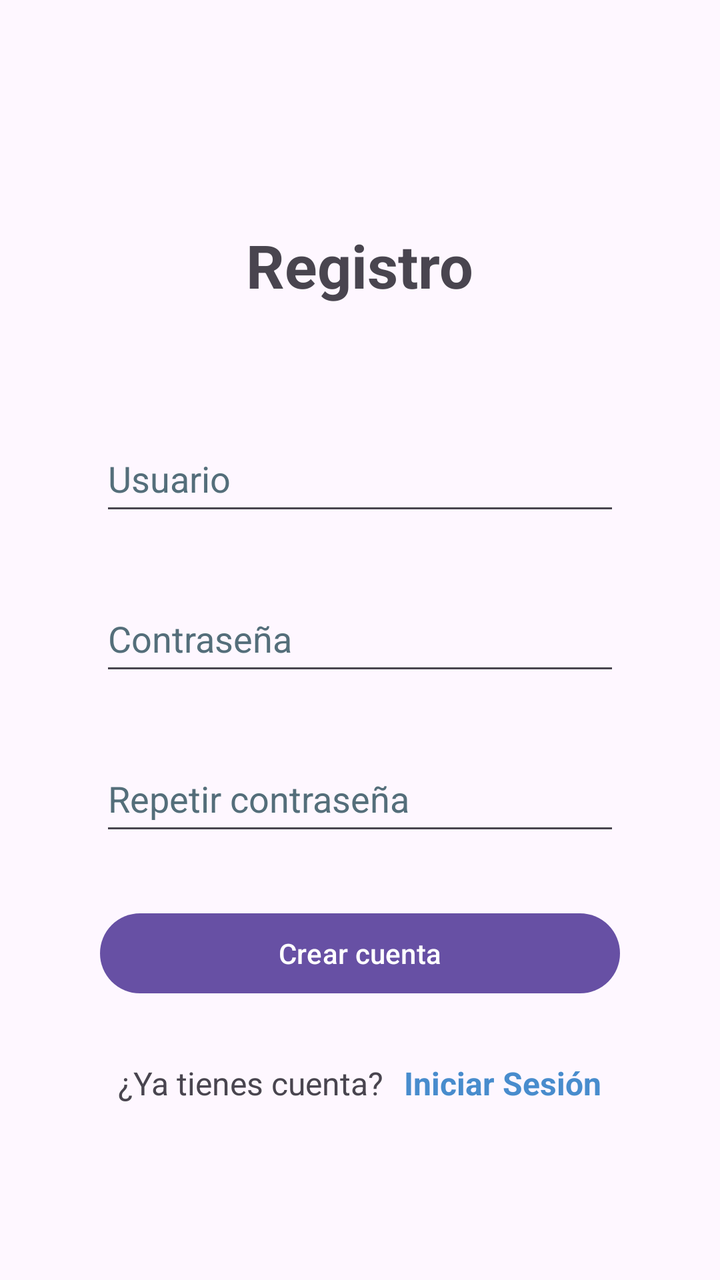
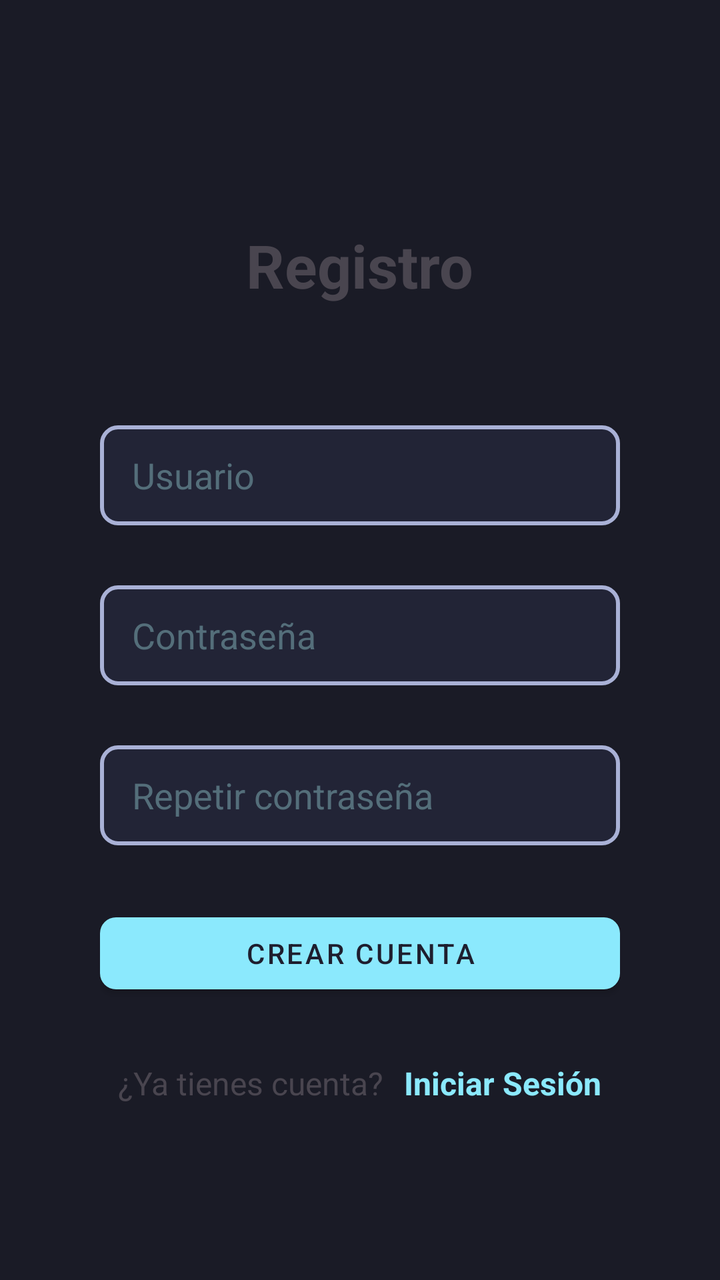

Before-and-after screenshots of an Android layout around one commit, followed by the original layout XML and the change that was made.
<!-- AndroidManifest.xml: application theme Theme.Chat -->
<!-- res/layout/fragment_sign_up.xml -->
<?xml version="1.0" encoding="utf-8"?>
<LinearLayout xmlns:android="http://schemas.android.com/apk/res/android"
        xmlns:tools="http://schemas.android.com/tools"
        android:layout_width="match_parent"
        android:layout_height="match_parent"
        tools:context=".fragments.main.SignUpFragment"
        android:gravity="center"
        android:orientation="vertical"
        android:padding="50dp">

    <TextView
            android:layout_marginTop="25dp"
            android:layout_width="wrap_content"
            android:layout_height="wrap_content"
            android:text="@string/registro"
            android:textStyle="bold"
            android:textSize="30sp"
            android:textAlignment="center"
            android:layout_marginBottom="60dp" />

    <EditText
            android:layout_width="match_parent"
            android:layout_height="50dp"
            android:autofillHints=""
            android:inputType="text"
            android:hint="@string/usuario"
            android:layout_marginBottom="30dp"
            android:id="@+id/etUsername"
            android:textColorHint="#546E7A" />

    <EditText
            android:layout_width="match_parent"
            android:layout_height="50dp"
            android:autofillHints=""
            android:inputType="textPassword"
            android:hint="@string/contrase_a"
            android:layout_marginBottom="30dp"
            android:id="@+id/etSigInPwd1"
            android:textColorHint="#546E7A" />

    <EditText
            android:layout_width="match_parent"
            android:layout_height="50dp"
            android:autofillHints=""
            android:inputType="textPassword"
            android:layout_marginBottom="30dp"
            android:hint="@string/repetir_contrase_a"
            android:id="@+id/etSigInPwd2"
            android:textColorHint="#546E7A" />

    <Button
            android:text="@string/crear_cuenta"
            android:layout_width="match_parent"
            android:layout_height="wrap_content"
            android:id="@+id/btnSignIn"
            tools:ignore="DuplicateSpeakableTextCheck"
            android:layout_marginBottom="30dp" />

    <LinearLayout
            android:layout_width="wrap_content"
            android:layout_height="wrap_content"
            android:orientation="horizontal">

        <TextView
                android:text="@string/ya_tienes_cuenta"
                android:layout_width="wrap_content"
                android:layout_height="wrap_content"
                android:id="@+id/logInSubTitle"
                android:textAlignment="center"
                android:textSize="16sp" />

        <TextView
                android:layout_marginStart="10sp"
                android:focusable="true"
                android:text="@string/iniciar_sesi_n"
                android:layout_width="wrap_content"
                android:layout_height="wrap_content"
                android:id="@+id/LogInRedirect"
                android:textAlignment="center"
                android:textSize="16sp"
                android:textColor="#488CCD"
                android:textAllCaps="false"
                android:clickable="true"
                android:textStyle="bold"
                tools:ignore="TouchTargetSizeCheck" />
    </LinearLayout>

</LinearLayout>
<!-- resources referenced by this layout -->
<resources>
  <style name="Theme.Chat" parent="Base.Theme.Chat" />
  <style name="Base.Theme.Chat" parent="Theme.Material3.DayNight.NoActionBar">
          
          
      </style>
  <!-- unchanged entries left out for length: 7 -->
</resources>

<!-- the commit's change to res/layout/fragment_sign_up.xml (unified diff, before → after) -->
@@ -78,7 +78,7 @@
                 android:id="@+id/LogInRedirect"
                 android:textAlignment="center"
                 android:textSize="16sp"
-                android:textColor="#488CCD"
+                android:textColor="@color/md_theme_dark_accent"
                 android:textAllCaps="false"
                 android:clickable="true"
                 android:textStyle="bold"
<!-- resource entries referenced after the edit -->
@@ -1,10 +1,91 @@
 <!-- resources referenced by this layout -->
 <resources>
-  <style name="Theme.Chat" parent="Base.Theme.Chat" />
-  <style name="Base.Theme.Chat" parent="Theme.Material3.DayNight.NoActionBar">
+  <color name="md_theme_dark_accent">#8BE9FD</color>
+  <style name="Theme.Chat" parent="Theme.Material3.DayNight.NoActionBar">
           
+          <item name="colorPrimary">@color/md_theme_dark_primary</item>
+          <item name="colorOnPrimary">@color/md_theme_dark_onPrimary</item>
+          <item name="colorPrimaryContainer">@color/md_theme_dark_primaryContainer</item>
+          <item name="colorOnPrimaryContainer">@color/md_theme_dark_onPrimaryContainer</item>
+  
           
+          <item name="colorSecondary">@color/md_theme_dark_secondary</item>
+          <item name="colorOnSecondary">@color/md_theme_dark_onSecondary</item>
+          <item name="colorSecondaryContainer">@color/md_theme_dark_secondaryContainer</item>
+          <item name="colorOnSecondaryContainer">@color/md_theme_dark_onSecondaryContainer</item>
+  
+          
+          <item name="android:windowBackground">@color/md_theme_dark_background</item>
+          <item name="backgroundColor">@color/md_theme_dark_background</item>
+          <item name="colorOnBackground">@color/md_theme_dark_onBackground</item>
+          <item name="colorSurface">@color/md_theme_dark_surface</item>
+          <item name="colorOnSurface">@color/md_theme_dark_onSurface</item>
+  
+          
+          <item name="colorError">@color/md_theme_dark_error</item>
+          <item name="colorOnError">@color/md_theme_dark_onError</item>
+  
+          
+          <item name="colorAccent">@color/md_theme_dark_accent</item>
+          <item name="android:colorButtonNormal">@color/md_theme_dark_button</item>
+  
+          
+          <item name="toolbarStyle">@style/Widget.Chat.Toolbar</item>
+          <item name="materialButtonStyle">@style/Widget.Chat.Button</item>
+          <item name="editTextStyle">@style/Widget.Chat.EditText</item>
       </style>
+  <color name="md_theme_dark_primary">#1E1E2E</color>
+  <color name="md_theme_dark_onPrimary">#FFFFFF</color>
+  <color name="md_theme_dark_primaryContainer">#282A36</color>
+  <color name="md_theme_dark_onPrimaryContainer">#FFFFFF</color>
+  <color name="md_theme_dark_secondary">#F8BD7F</color>
+  <color name="md_theme_dark_onSecondary">#1E1E2E</color>
+  <color name="md_theme_dark_secondaryContainer">#E06C75</color>
+  <color name="md_theme_dark_onSecondaryContainer">#FFFFFF</color>
+  <color name="md_theme_dark_background">#1A1B26</color>
+  <color name="md_theme_dark_onBackground">#F8F8F2</color>
+  <color name="md_theme_dark_surface">#222436</color>
+  <color name="md_theme_dark_onSurface">#A9B1D6</color>
+  <color name="md_theme_dark_error">#FF5555</color>
+  <color name="md_theme_dark_onError">#FFFFFF</color>
+  <color name="md_theme_dark_button">#6272A4</color>
+  <style name="Widget.Chat.Toolbar" parent="Widget.MaterialComponents.Toolbar">
+          <item name="background">@color/md_theme_dark_primary</item>
+          <item name="titleTextColor">@color/md_theme_dark_onPrimary</item>
+          <item name="subtitleTextColor">@color/md_theme_dark_onPrimary</item>
+      </style>
+  <style name="Widget.Chat.Button" parent="Widget.MaterialComponents.Button">
+          <item name="backgroundTint">@color/md_theme_dark_accent</item>
+          <item name="cornerRadius">8dp</item>
+          <item name="android:textColor">@color/md_theme_dark_onSecondary</item>
+      </style>
+  <style name="Widget.Chat.EditText" parent="Widget.AppCompat.EditText">
+          
+          <item name="android:background">@drawable/edit_text_background</item>
+  
+          
+          <item name="android:textColor">@android:color/white</item>
+  
+          
+          <item name="android:paddingStart">16dp</item>
+          <item name="android:paddingEnd">16dp</item>
+          <item name="android:paddingTop">12dp</item>
+          <item name="android:paddingBottom">12dp</item>
+      </style>
+  <!-- drawable edit_text_background (drawable) -->
+  <?xml version="1.0" encoding="utf-8"?>
+  <shape xmlns:android="http://schemas.android.com/apk/res/android">
+      
+      <solid android:color="@color/md_theme_dark_surface" />  
+  
+      
+      <stroke
+              android:color="@color/md_theme_dark_onSurface"
+              android:width="2dp" />
+  
+      
+      <corners android:radius="8dp" />  
+  </shape>
   <!-- unchanged entries left out for length: 7 -->
 </resources>
 
